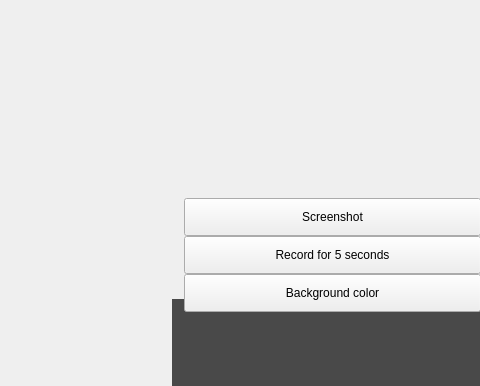
Old version of the form src/3D_Viewer/UI/mainwindow.ui in the repository DisonGo/s21_3DViewer; both pictures show x 800 to 1280 and y 334 to 720 of the 1280 by 720 pixel window.
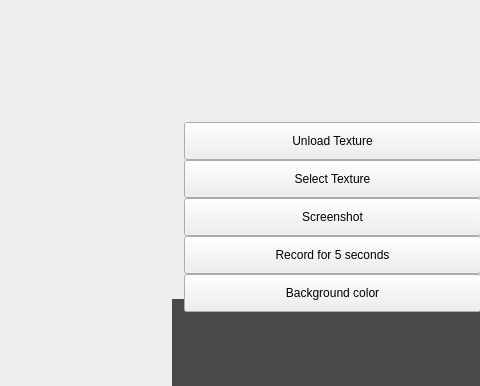
New version of the form. Custom widgets are drawn as their Qt base class.

Commit message: textures. A lot of texture settings. Triangle import wrong uv fix. Invalid grouping in OBJParsing error handling. Texture Uploading/Unloading pipeline/UI added. Show/hide texture control in 3d objects added. Bug fixes. Added texture settings in default shader.

The edit to the form file:
```diff
--- a/src/3D_Viewer/UI/mainwindow.ui
+++ b/src/3D_Viewer/UI/mainwindow.ui
@@ -257,6 +257,44 @@
      </item>
     </layout>
    </widget>
+   <widget class="QPushButton" name="select_texture_b">
+    <property name="geometry">
+     <rect>
+      <x>984</x>
+      <y>494</y>
+      <width>297</width>
+      <height>38</height>
+     </rect>
+    </property>
+    <property name="sizePolicy">
+     <sizepolicy hsizetype="Minimum" vsizetype="MinimumExpanding">
+      <horstretch>0</horstretch>
+      <verstretch>0</verstretch>
+     </sizepolicy>
+    </property>
+    <property name="text">
+     <string>Select Texture</string>
+    </property>
+   </widget>
+   <widget class="QPushButton" name="unload_texture_b">
+    <property name="geometry">
+     <rect>
+      <x>984</x>
+      <y>456</y>
+      <width>297</width>
+      <height>38</height>
+     </rect>
+    </property>
+    <property name="sizePolicy">
+     <sizepolicy hsizetype="Minimum" vsizetype="MinimumExpanding">
+      <horstretch>0</horstretch>
+      <verstretch>0</verstretch>
+     </sizepolicy>
+    </property>
+    <property name="text">
+     <string>Unload Texture</string>
+    </property>
+   </widget>
   </widget>
  </widget>
  <customwidgets>
```
The commit also changes 20 other files.
